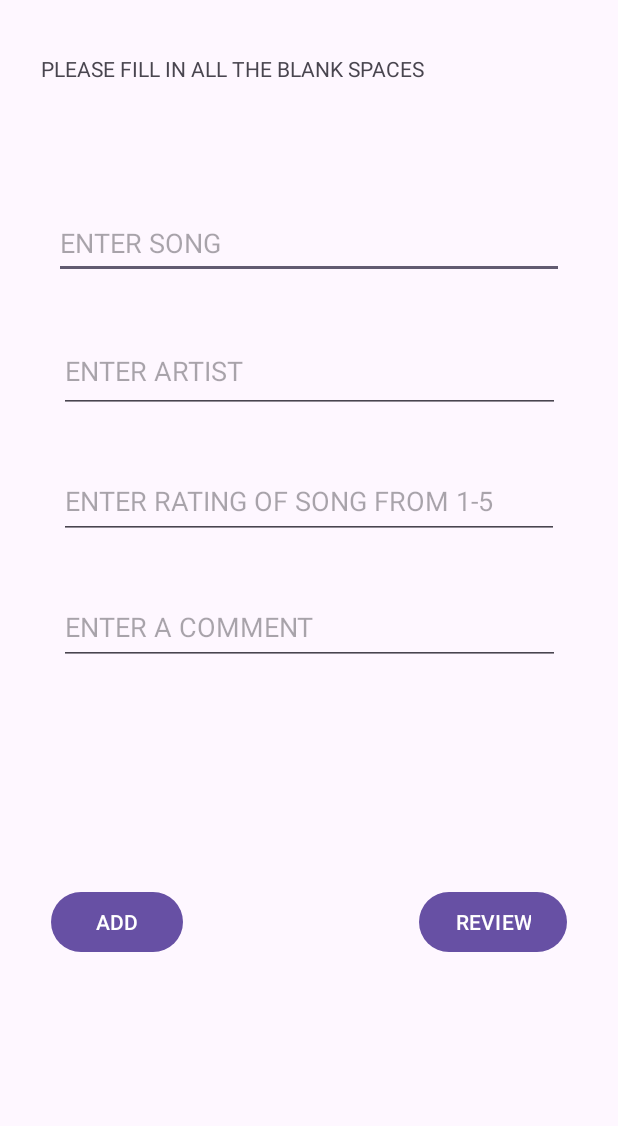
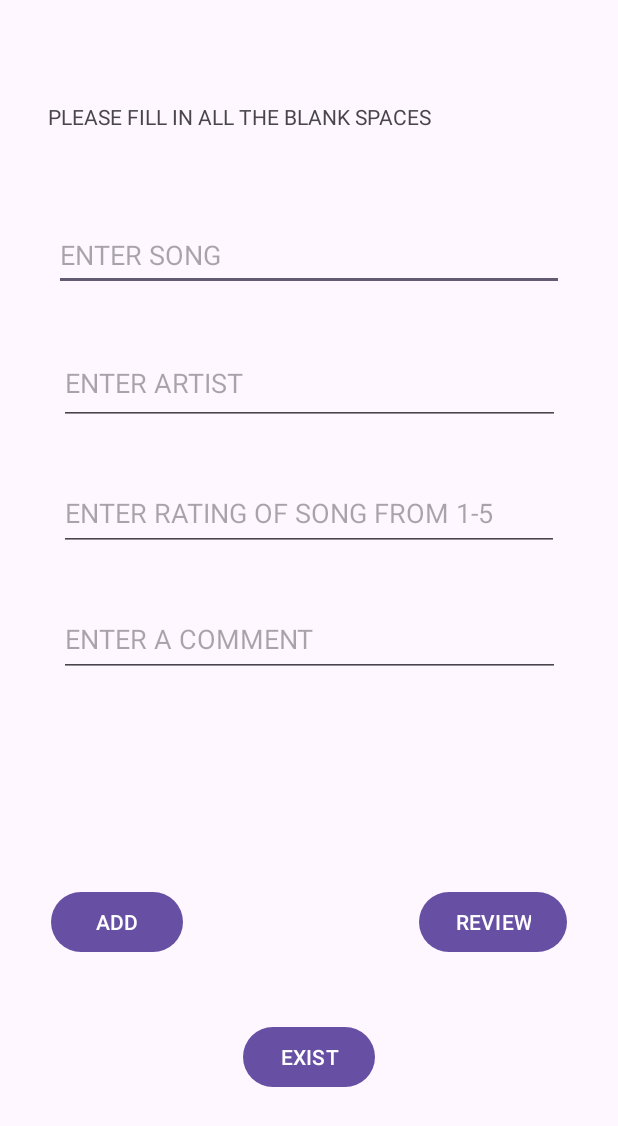
Before and after one commit to ST10496778/test-, an Android app: the screen it shows after launch (MainActivity), on a phone screen of 412 x 824 dp. Shown: the top 1126 px of the screen. Run offline under Robolectric (Android 15) with nearby library versions, the phone set to English and light mode, and no system bars.

Commit message:
first commit

```diff
--- a/app/src/main/res/layout/activity_main.xml
+++ b/app/src/main/res/layout/activity_main.xml
@@ -11,8 +11,8 @@
         android:id="@+id/txtDisplay"
         android:layout_width="357dp"
         android:layout_height="68dp"
-        android:layout_marginStart="27dp"
-        android:layout_marginTop="36dp"
+        android:layout_marginStart="32dp"
+        android:layout_marginTop="68dp"
         android:text="PLEASE FILL IN ALL THE BLANK SPACES "
         app:layout_constraintStart_toStartOf="parent"
         app:layout_constraintTop_toTopOf="parent" />
@@ -22,7 +22,7 @@
         android:layout_width="340dp"
         android:layout_height="48dp"
         android:layout_marginStart="33dp"
-        android:layout_marginTop="34dp"
+        android:layout_marginTop="10dp"
         android:layout_marginEnd="33dp"
         android:ems="10"
         android:hint="ENTER SONG "
@@ -93,4 +93,14 @@
         app:layout_constraintBottom_toBottomOf="parent"
         app:layout_constraintEnd_toEndOf="parent" />
 
+    <Button
+        android:id="@+id/btnExist"
+        android:layout_width="wrap_content"
+        android:layout_height="wrap_content"
+        android:layout_marginEnd="162dp"
+        android:layout_marginBottom="95dp"
+        android:text="EXIST"
+        app:layout_constraintBottom_toBottomOf="parent"
+        app:layout_constraintEnd_toEndOf="parent" />
+
 </androidx.constraintlayout.widget.ConstraintLayout>
```
Also changed, not shown: app/src/main/java/vcmsa/ci/test/MainActivity.kt (+19 -3 lines), app/src/main/java/vcmsa/ci/test/detailedViewScreen.kt (+20 -9 lines), app/src/main/res/layout/activity_detailed_view_screen.xml (+7 -6 lines), 1 other file.
